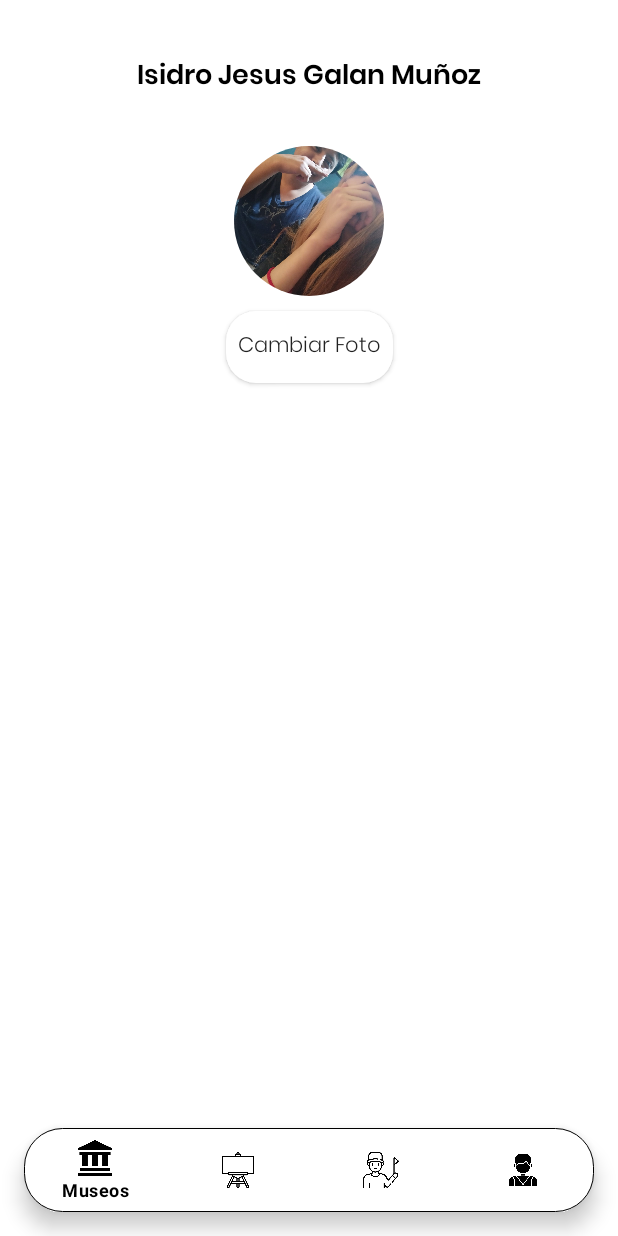
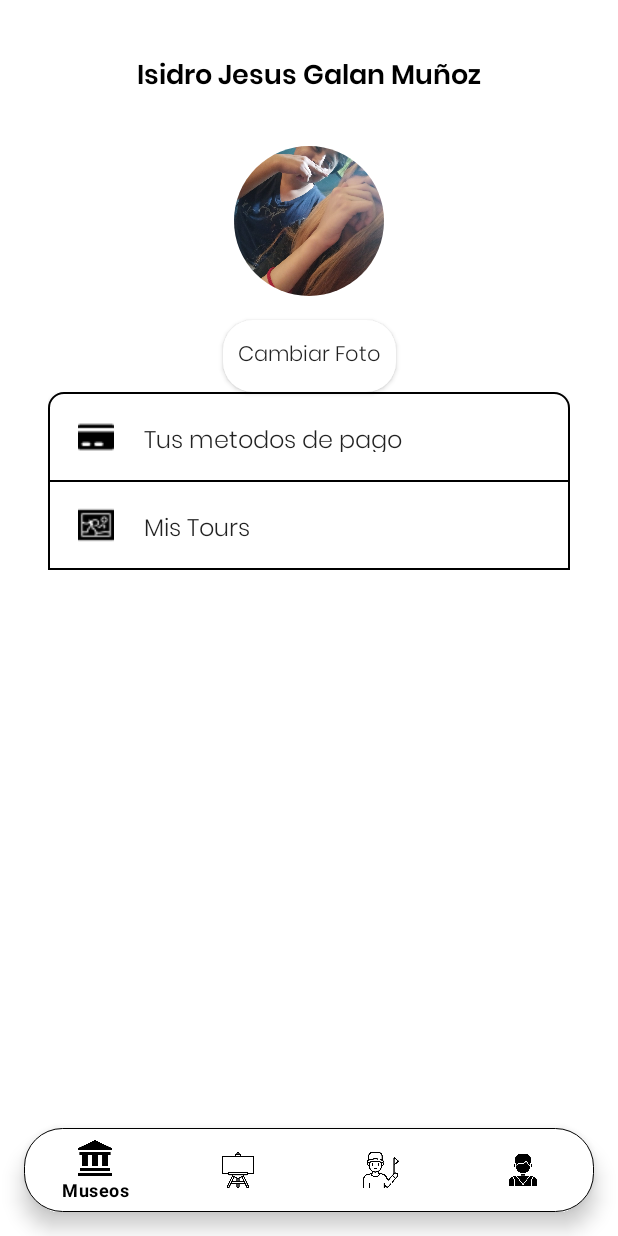
Before and after one commit to IsidroJesusGalanM/CAV, an Android app: the fragment ProfileFragment placed in its activity, on a phone screen of 412 x 824 dp. Run offline under Robolectric (Android 15) with nearby library versions, the phone set to English and light mode, and no system bars; our stand-ins replace CircleImageView.

Commit message:
update views

```diff
--- a/app/build.gradle
+++ b/app/build.gradle
@@ -38,7 +38,6 @@ android {
 dependencies {
 
     implementation 'de.hdodenhof:circleimageview:3.1.0'
-
     implementation 'androidx.core:core-ktx:1.10.0'
     implementation 'com.airbnb.android:lottie:3.0.3'
     implementation 'androidx.recyclerview:recyclerview:1.3.0'
--- a/app/src/main/java/com/example/cav/MainActivity.kt
+++ b/app/src/main/java/com/example/cav/MainActivity.kt
@@ -17,10 +17,8 @@ class MainActivity : AppCompatActivity() {
         binding = ActivityMainBinding.inflate(layoutInflater)
         val view = binding.root
         setContentView(view)
-
         setup()
         window.decorView.systemUiVisibility = 0
-
         supportActionBar?.hide()
     }
 
--- /dev/null
+++ b/app/src/main/res/drawable/intermediate_button_user_menu.xml
@@ -0,0 +1,10 @@
+<?xml version="1.0" encoding="utf-8"?>
+<layer-list xmlns:android="http://schemas.android.com/apk/res/android">
+    <item>
+        <shape android:shape="rectangle">
+            <solid android:color="@color/white"/>
+            <stroke  android:color="@color/black" android:width="1dp"/>
+
+        </shape>
+    </item>
+</layer-list>
--- a/app/src/main/res/layout/fragment_profile.xml
+++ b/app/src/main/res/layout/fragment_profile.xml
@@ -32,13 +32,55 @@
         app:layout_constraintTop_toBottomOf="@id/userImage"
         app:layout_constraintLeft_toLeftOf="@id/userImage"
         app:layout_constraintRight_toRightOf="@id/userImage"
-        android:layout_marginTop="10dp"
+        android:layout_marginTop="16dp"
         android:text="Cambiar Foto"
         android:fontFamily="@font/poppins_light"
         android:background="@drawable/change_user_image"
         android:elevation="20dp"
-        android:padding="8dp"
+        android:padding="4dp"
+        android:paddingEnd="10dp"
+        android:paddingStart="10dp"
         android:layout_width="wrap_content"
         android:layout_height="wrap_content"/>
 
+    <LinearLayout
+        android:layout_width="match_parent"
+        android:layout_height="wrap_content"
+        app:layout_constraintTop_toBottomOf="@id/change_user_image"
+        android:layout_marginStart="16dp"
+        android:layout_marginEnd="16dp"
+        android:orientation="vertical"
+        >
+
+        <androidx.appcompat.widget.AppCompatButton
+            android:id="@+id/pay_methods"
+            android:layout_width="match_parent"
+            android:layout_height="60dp"
+            android:background="@drawable/top_button_user_menu"
+            android:drawableStart="@drawable/pay_method_24"
+            android:text="Tus metodos de pago"
+            style="@style/button_design_user"
+            android:padding="20dp"/>
+
+        <androidx.appcompat.widget.AppCompatButton
+            android:id="@+id/my_tours"
+            android:layout_width="match_parent"
+            android:layout_height="60dp"
+            android:background="@drawable/intermediate_button_user_menu"
+            android:drawableStart="@drawable/tours_24"
+            style="@style/button_design_user"
+            android:layout_marginTop="-1dp"
+            android:text="Mis Tours"
+            android:padding="20dp"/>
+
+
+
+
+
+    </LinearLayout>
+
+
+
+
+
 </androidx.constraintlayout.widget.ConstraintLayout>
--- a/app/src/main/res/values/themes.xml
+++ b/app/src/main/res/values/themes.xml
@@ -56,5 +56,14 @@
         <item name="android:textColor">@color/white</item>
     </style>
 
+    //button Styles
+
+    <style name="button_design_user">
+        <item name="fontFamily">@font/poppins_light</item>
+        <item name="android:textSize">16sp</item>
+        <item name="android:textAlignment">textStart</item>
+        <item name="android:drawablePadding">20dp</item>
+
+    </style>
 
 </resources>
```
Also changed, not shown: app/src/main/res/drawable/edit_24.png (added), app/src/main/res/drawable/pay_method_24.png (added), app/src/main/res/drawable/tours_24.png (added).
